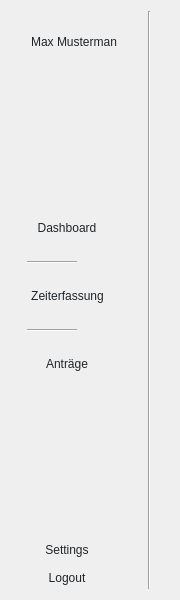
Old version of the form HR_Managment_System_Application/nav/navbar.ui in the repository MehmetMertt/twentyONE_HR_System.
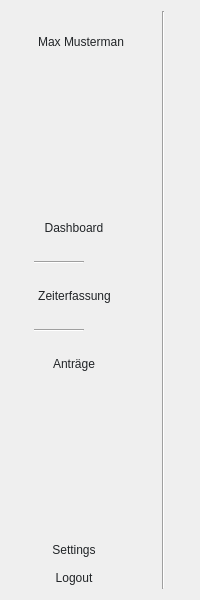
New version of the form. Icons and pictures are not drawn.

What changed in the file:
```diff
--- a/HR_Managment_System_Application/nav/navbar.ui
+++ b/HR_Managment_System_Application/nav/navbar.ui
@@ -6,10 +6,22 @@
    <rect>
     <x>0</x>
     <y>0</y>
-    <width>180</width>
+    <width>200</width>
     <height>600</height>
    </rect>
   </property>
+  <property name="sizePolicy">
+   <sizepolicy hsizetype="Preferred" vsizetype="Preferred">
+    <horstretch>0</horstretch>
+    <verstretch>0</verstretch>
+   </sizepolicy>
+  </property>
+  <property name="minimumSize">
+   <size>
+    <width>0</width>
+    <height>0</height>
+   </size>
+  </property>
   <property name="maximumSize">
    <size>
     <width>200</width>
```
Left out of the diff: 14 changed lines with no effect on the pictures.
